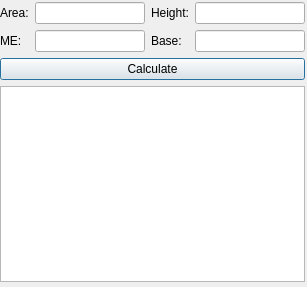
The window that src/gui/triangle_area.ui (ayham-1/upperLowerBounds) describes before a commit, drawn with Qt 5.
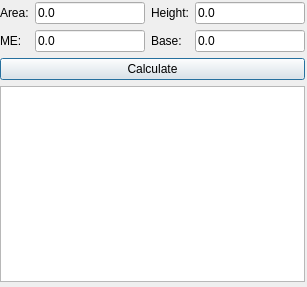
The same window after the commit.

```diff
--- a/src/gui/triangle_area.ui
+++ b/src/gui/triangle_area.ui
@@ -13,7 +13,7 @@
   <property name="windowTitle">
    <string>Triangle Formula: Area</string>
   </property>
-  <widget class="QWidget" name="">
+  <widget class="QWidget" name="layoutWidget">
    <property name="geometry">
     <rect>
      <x>0</x>
@@ -33,7 +33,11 @@
        </widget>
       </item>
       <item row="0" column="1">
-       <widget class="QLineEdit" name="areaText"/>
+       <widget class="QLineEdit" name="areaText">
+        <property name="text">
+         <string>0.0</string>
+        </property>
+       </widget>
       </item>
       <item row="0" column="2">
        <widget class="QLabel" name="label_2">
@@ -43,7 +47,11 @@
        </widget>
       </item>
       <item row="0" column="3">
-       <widget class="QLineEdit" name="heightText"/>
+       <widget class="QLineEdit" name="heightText">
+        <property name="text">
+         <string>0.0</string>
+        </property>
+       </widget>
       </item>
       <item row="1" column="0">
        <widget class="QLabel" name="label_4">
@@ -53,7 +61,11 @@
        </widget>
       </item>
       <item row="1" column="1">
-       <widget class="QLineEdit" name="maxErrorText"/>
+       <widget class="QLineEdit" name="maxErrorText">
+        <property name="text">
+         <string>0.0</string>
+        </property>
+       </widget>
       </item>
       <item row="1" column="2">
        <widget class="QLabel" name="label_3">
@@ -63,7 +75,11 @@
        </widget>
       </item>
       <item row="1" column="3">
-       <widget class="QLineEdit" name="baseText"/>
+       <widget class="QLineEdit" name="baseText">
+        <property name="text">
+         <string>0.0</string>
+        </property>
+       </widget>
       </item>
       <item row="2" column="0" colspan="4">
        <widget class="QPushButton" name="calculateBtn">
```
